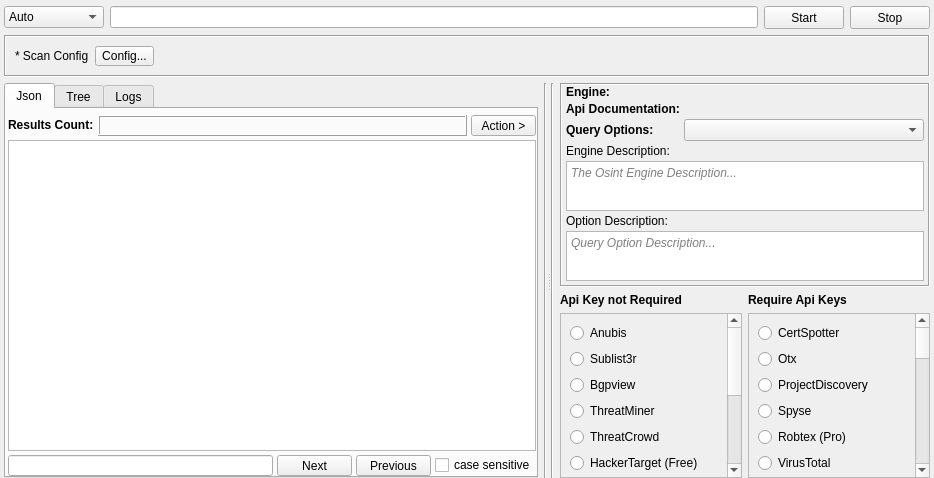
Above: gui/src/engines/Raw.ui from 3nock/OTE before the change. Below: the same form after it.
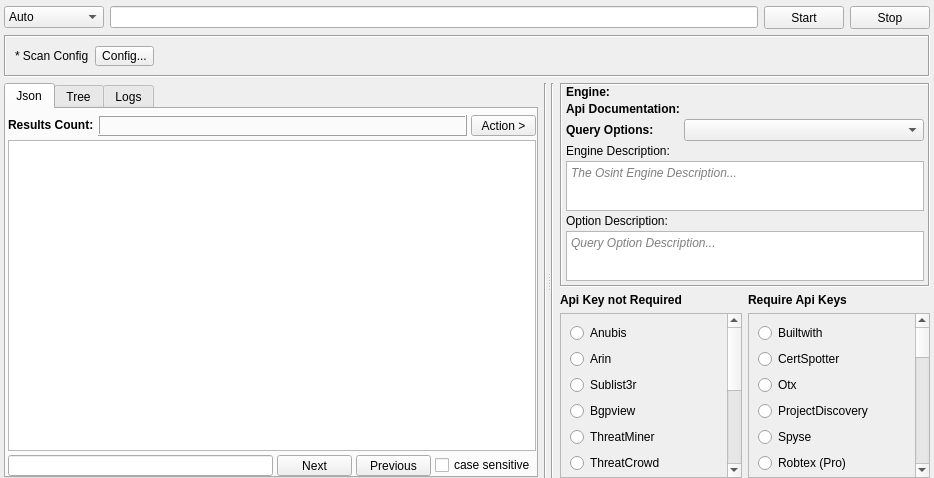
That is the form after the change.

The edit to the form file:
```diff
--- a/gui/src/engines/Raw.ui
+++ b/gui/src/engines/Raw.ui
@@ -698,9 +698,9 @@
                 <property name="geometry">
                  <rect>
                   <x>0</x>
-                  <y>-136</y>
+                  <y>0</y>
                   <width>157</width>
-                  <height>288</height>
+                  <height>311</height>
                  </rect>
                 </property>
                 <layout class="QVBoxLayout" name="verticalLayout_3">
@@ -711,6 +711,13 @@
                    </property>
                   </widget>
                  </item>
+                 <item>
+                  <widget class="QRadioButton" name="moduleArin">
+                   <property name="text">
+                    <string>Arin</string>
+                   </property>
+                  </widget>
+                 </item>
                  <item>
                   <widget class="QRadioButton" name="moduleSublist3r">
                    <property name="text">
@@ -826,10 +833,17 @@
                   <x>0</x>
                   <y>0</y>
                   <width>157</width>
-                  <height>633</height>
+                  <height>656</height>
                  </rect>
                 </property>
                 <layout class="QVBoxLayout" name="verticalLayout_6">
+                 <item>
+                  <widget class="QRadioButton" name="moduleBuiltWith">
+                   <property name="text">
+                    <string>Builtwith</string>
+                   </property>
+                  </widget>
+                 </item>
                  <item>
                   <widget class="QRadioButton" name="moduleCertSpotter">
                    <property name="text">
```
Left out of the diff: 5 changed lines with no effect on the pictures.
